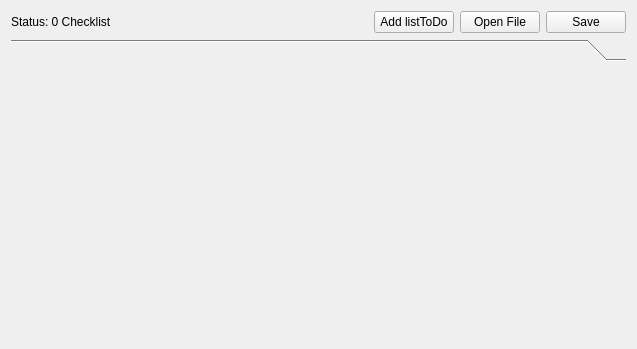
This is mainWindow.ui in ValeriaNardoni/ListaToDo as Qt 5 draws it before an edit. The edited form follows.
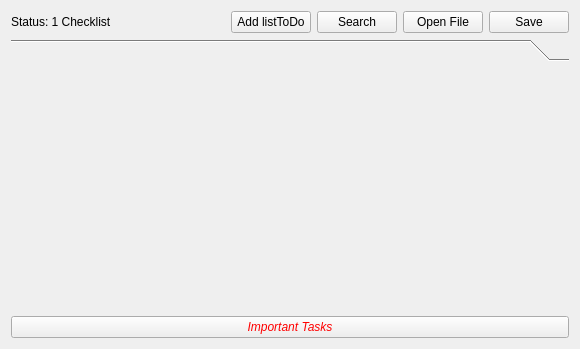
This is the edited form.

The edit to the form file:
```diff
--- a/mainWindow.ui
+++ b/mainWindow.ui
@@ -6,7 +6,7 @@
    <rect>
     <x>0</x>
     <y>0</y>
-    <width>637</width>
+    <width>580</width>
     <height>349</height>
    </rect>
   </property>
@@ -20,7 +20,7 @@
       <item>
        <widget class="QLabel" name="statusLabel">
         <property name="text">
-         <string>Status: 0 Checklist</string>
+         <string>Status: 1 Checklist</string>
         </property>
        </widget>
       </item>
@@ -44,6 +44,13 @@
         </property>
        </widget>
       </item>
+      <item>
+       <widget class="QPushButton" name="searchButton">
+        <property name="text">
+         <string>Search</string>
+        </property>
+       </widget>
+      </item>
       <item>
        <widget class="QPushButton" name="OpenFile">
         <property name="text">
@@ -61,8 +68,16 @@
      </layout>
     </item>
     <item>
-     <widget class="QToolBox" name="">
-      <widget class="QWidget" name="Page1" native="true">
+     <widget class="QToolBox" name="toolBox">
+      <widget class="QWidget" name="Page1">
+       <property name="geometry">
+        <rect>
+         <x>0</x>
+         <y>0</y>
+         <width>562</width>
+         <height>236</height>
+        </rect>
+       </property>
        <attribute name="label">
         <string/>
        </attribute>
@@ -70,6 +85,22 @@
       </widget>
      </widget>
     </item>
+    <item>
+     <widget class="QPushButton" name="importantButton">
+      <property name="font">
+       <font>
+        <italic>true</italic>
+       </font>
+      </property>
+      <property name="styleSheet">
+       <string notr="true">color:red;
+       </string>
+      </property>
+      <property name="text">
+       <string>Important Tasks</string>
+      </property>
+     </widget>
+    </item>
    </layout>
   </widget>
  </widget>
```
